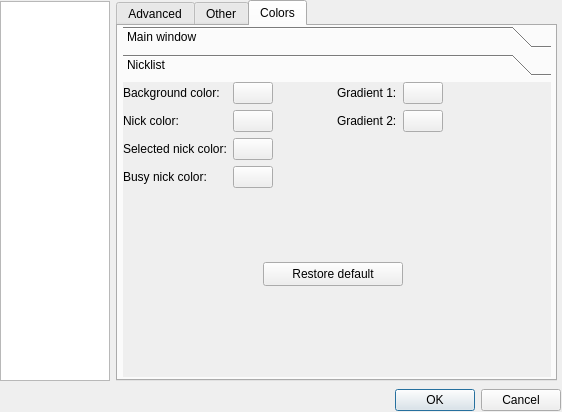
gitter-badger/simplechatclient, file ui/options.ui: the form before one commit.
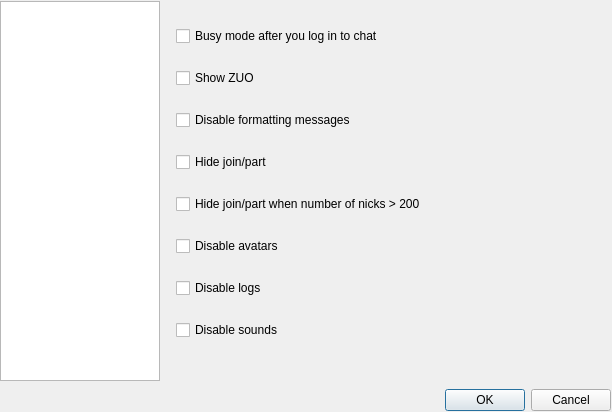
The form after the commit. The open tabs and pages were chosen to show the change. Icons and pictures are not drawn.

What changed in the file:
```diff
--- a/ui/options.ui
+++ b/ui/options.ui
@@ -6,19 +6,19 @@
    <rect>
     <x>0</x>
     <y>0</y>
-    <width>562</width>
+    <width>612</width>
     <height>412</height>
    </rect>
   </property>
   <property name="minimumSize">
    <size>
-    <width>562</width>
+    <width>612</width>
     <height>412</height>
    </size>
   </property>
   <property name="maximumSize">
    <size>
-    <width>562</width>
+    <width>612</width>
     <height>412</height>
    </size>
   </property>
@@ -34,7 +34,7 @@
     <rect>
      <x>0</x>
      <y>0</y>
-     <width>561</width>
+     <width>611</width>
      <height>411</height>
     </rect>
    </property>
@@ -42,10 +42,10 @@
     <item>
      <layout class="QHBoxLayout" name="horizontalLayout">
       <item>
-       <widget class="QListWidget" name="listWidget_options">
+       <widget class="QTreeWidget" name="treeWidget_options">
         <property name="maximumSize">
          <size>
-          <width>110</width>
+          <width>160</width>
           <height>380</height>
          </size>
         </property>
@@ -70,30 +70,17 @@
         <property name="textElideMode">
          <enum>Qt::ElideMiddle</enum>
         </property>
-        <property name="movement">
-         <enum>QListView::Static</enum>
-        </property>
-        <property name="flow">
-         <enum>QListView::TopToBottom</enum>
-        </property>
-        <property name="isWrapping" stdset="0">
+        <attribute name="headerVisible">
          <bool>false</bool>
-        </property>
-        <property name="spacing">
-         <number>0</number>
-        </property>
-        <property name="viewMode">
-         <enum>QListView::IconMode</enum>
-        </property>
-        <property name="modelColumn">
-         <number>0</number>
-        </property>
-        <property name="uniformItemSizes">
-         <bool>true</bool>
-        </property>
-        <property name="wordWrap">
-         <bool>true</bool>
-        </property>
+        </attribute>
+        <attribute name="headerVisible">
+         <bool>false</bool>
+        </attribute>
+        <column>
+         <property name="text">
+          <string notr="true">1</string>
+         </property>
+        </column>
        </widget>
       </item>
       <item>
@@ -273,32 +260,13 @@
            </widget>
           </widget>
           <widget class="QWidget" name="spage_2">
-           <widget class="QTabWidget" name="tabWidget_adv">
-            <property name="geometry">
-             <rect>
-              <x>0</x>
-              <y>0</y>
-              <width>441</width>
-              <height>381</height>
-             </rect>
-            </property>
-            <property name="tabPosition">
-             <enum>QTabWidget::North</enum>
-            </property>
-            <property name="currentIndex">
-             <number>0</number>
-            </property>
-            <widget class="QWidget" name="tab_adv">
-             <attribute name="title">
-              <string>Advanced</string>
-             </attribute>
              <widget class="QWidget" name="verticalLayoutWidget_8">
               <property name="geometry">
                <rect>
                 <x>10</x>
-                <y>0</y>
+              <y>10</y>
                 <width>421</width>
-                <height>341</height>
+              <height>351</height>
                </rect>
               </property>
               <layout class="QVBoxLayout" name="verticalLayout_8">
@@ -361,10 +329,7 @@
               </layout>
              </widget>
             </widget>
-            <widget class="QWidget" name="tab_appearance">
-             <attribute name="title">
-              <string>Other</string>
-             </attribute>
+          <widget class="QWidget" name="page">
              <widget class="QGroupBox" name="groupBox_my_font">
               <property name="geometry">
                <rect>
@@ -482,32 +447,21 @@
               </widget>
              </widget>
             </widget>
-            <widget class="QWidget" name="tab">
-             <attribute name="title">
-              <string>Colors</string>
-             </attribute>
-             <widget class="QToolBox" name="toolBox">
+          <widget class="QWidget" name="page_3">
+           <widget class="QTabWidget" name="tabWidget">
               <property name="geometry">
                <rect>
-                <x>5</x>
+              <x>0</x>
                 <y>0</y>
                 <width>428</width>
-                <height>351</height>
+              <height>371</height>
                </rect>
               </property>
               <property name="currentIndex">
                <number>0</number>
               </property>
-              <widget class="QWidget" name="page">
-               <property name="geometry">
-                <rect>
-                 <x>0</x>
-                 <y>0</y>
-                 <width>418</width>
-                 <height>287</height>
-                </rect>
-               </property>
-               <attribute name="label">
+            <widget class="QWidget" name="tabWidgetPage1" native="true">
+             <attribute name="title">
                 <string>Main window</string>
                </attribute>
                <widget class="QWidget" name="horizontalLayoutWidget">
@@ -764,16 +718,8 @@
                 </property>
                </widget>
               </widget>
-              <widget class="QWidget" name="page_2">
-               <property name="geometry">
-                <rect>
-                 <x>0</x>
-                 <y>0</y>
-                 <width>418</width>
-                 <height>287</height>
-                </rect>
-               </property>
-               <attribute name="label">
+            <widget class="QWidget" name="tabWidgetPage2" native="true">
+             <attribute name="title">
                 <string>Nicklist</string>
                </attribute>
                <widget class="QWidget" name="horizontalLayoutWidget_3">
@@ -782,7 +728,7 @@
                   <x>0</x>
                   <y>0</y>
                   <width>421</width>
-                  <height>172</height>
+                <height>181</height>
                  </rect>
                 </property>
                 <layout class="QHBoxLayout" name="horizontalLayout_4">
@@ -926,7 +872,7 @@
                 <property name="geometry">
                  <rect>
                   <x>140</x>
-                  <y>180</y>
+                <y>190</y>
                   <width>140</width>
                   <height>24</height>
                  </rect>
@@ -934,8 +880,6 @@
                 <property name="text">
                  <string>Restore default</string>
                 </property>
-               </widget>
-              </widget>
              </widget>
             </widget>
            </widget>
```
Left out of the diff: 6 changed lines with no effect on the pictures. Lines whose indentation alone changed are shown as unchanged.
